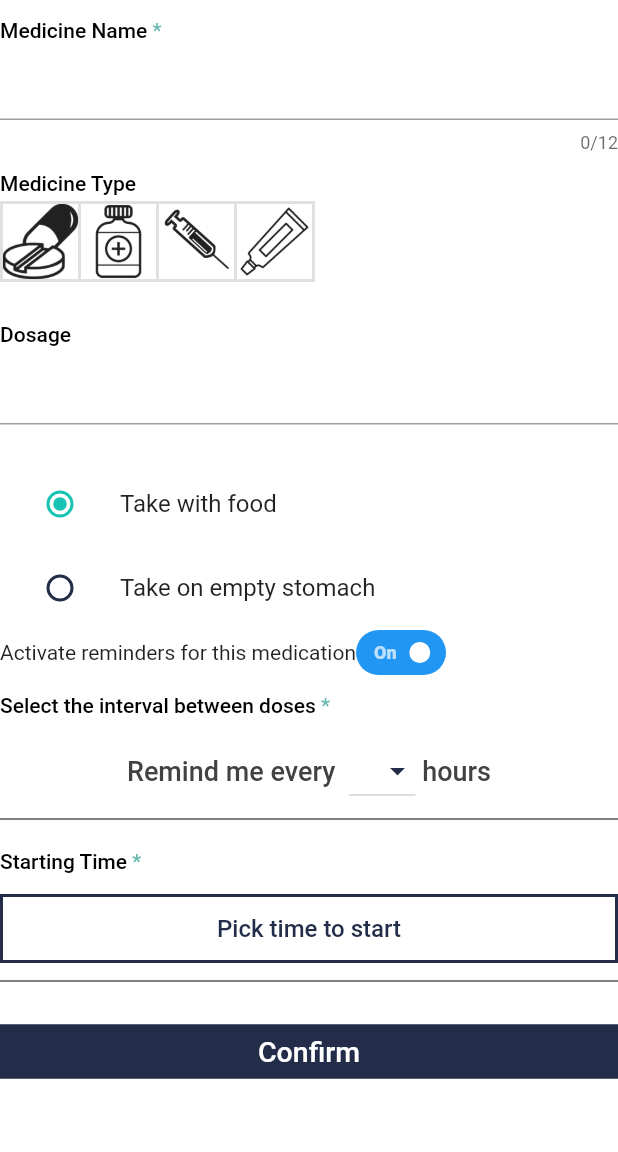
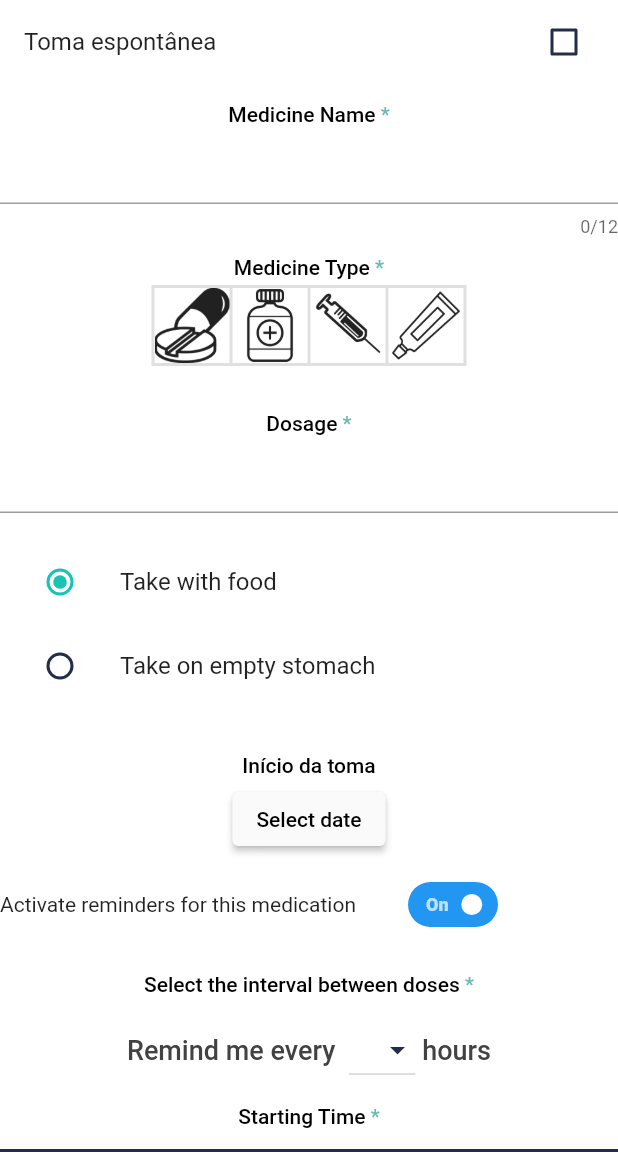
Before and after one commit to PIA-Group/Epilappsy, a Flutter app: the NewMedicationEntry screen opened directly, on a phone screen of 412 x 824 dp, the part 84-1236 px from its top. Run offline on Flutter 3.47's test engine with Material 2 defaults, Android fonts, the phone set to English and light mode, and no system bars; drawn by our look-alikes of flutter_switch; our stand-ins replace charts_flutter, chips_choice, cloud_firestore, firebase_auth, firebase_core, flutter_datetime_picker and 8 more; missing offline and left inert: autocomplete_textfield, dart:ffi, flutter_circular_slider, slide_countdown_clock, transformer_page_view; accounts and stored records are empty; Roboto replaces fonts that are missing (Gill).

Commit message:
added fields to NewMedicationEntry
toma espontânea, tomar em jejum ou não, selecionar a data de início da toma, guardar todas as horas do dia em que o utilizador terá de tomar a medicação

```diff
--- a/lib/Pages/Medication/NewMedicationEntry.dart
+++ b/lib/Pages/Medication/NewMedicationEntry.dart
@@ -1,21 +1,25 @@
+import 'package:epilappsy/Pages/Medication/medications.dart';
 import 'package:epilappsy/Pages/Medication/reminders.dart';
 import 'package:epilappsy/Pages/Medication/MedicationPage.dart';
 import 'package:epilappsy/Database/database.dart';
 import 'package:epilappsy/Widgets/appBar.dart';
 import 'package:epilappsy/design/colors.dart';
 import 'package:firebase_auth/firebase_auth.dart';
+import 'package:flutter/cupertino.dart';
 import 'package:flutter/material.dart';
 import 'package:epilappsy/Pages/Medication/LocalNotifications.dart';
 import 'package:autocomplete_textfield/autocomplete_textfield.dart';
 import 'package:cloud_firestore/cloud_firestore.dart';
 import 'package:persistent_bottom_nav_bar/persistent-tab-view.dart';
 import 'package:flutter_switch/flutter_switch.dart';
+import 'package:flutter_datetime_picker/flutter_datetime_picker.dart';
 
 
 class NewMedicationEntry extends StatefulWidget {
   final ReminderDetails answers;
+  final MedicationDetails med_details;
 
-  NewMedicationEntry({Key key, this.answers}) : super(key: key);
+  NewMedicationEntry({Key key, this.answers,this.med_details}) : super(key: key);
 
   @override
   _NewMedicationEntryState createState() => _NewMedicationEntryState();
@@ -25,11 +29,13 @@ class _NewMedicationEntryState extends State<NewMedicationEntry> {
   final _formKey = GlobalKey<FormState>();
   final name = TextEditingController();
   Map<String, dynamic> formData;
-  bool _status = true;
+  bool spontaneous = false;
+  bool _alarm = true;
   List<String> medication_names = [ /*LIST ALL MEDICATIONS ON FIRESTORE*/];
   final dosage = TextEditingController();
   String _mode = "Take with food";
   String dropdownValue = 'mg';
+  DateTime start_date = DateTime.now();
   int _interval = 0;
   TimeOfDay _time = TimeOfDay(hour: 0, minute: 00);
   List <TimeOfDay> alarm_times;
@@ -39,7 +45,7 @@ class _NewMedicationEntryState extends State<NewMedicationEntry> {
   String uid;
   DocumentSnapshot reminder;
   List<Map<String, String>> visibilityRules = [];
-  List details = new List(5);
+  List details = [];
 
   @override
   void initState() {
@@ -87,8 +93,24 @@ class _NewMedicationEntryState extends State<NewMedicationEntry> {
         backgroundColor: Theme.of(context).unselectedWidgetColor,
       ),
       body: Center(
-        child: ListView(
+        child: SingleChildScrollView(
+          child: Column(
           children: <Widget>[
+
+            // TOMA ESPONTÂNEA
+            CheckboxListTile(
+              title: Text('Toma espontânea'),
+              value: spontaneous,
+              onChanged: (bool newValue) {
+                setState(() {
+                  spontaneous = newValue;
+                });
+                if (spontaneous) {
+                  _alarm = false;
+                }
+              }
+              ),
+
 
             // MEDICINE NAME
             FieldTitle(
@@ -107,7 +129,7 @@ class _NewMedicationEntryState extends State<NewMedicationEntry> {
             // MEDICINE TYPE
             FieldTitle(
               title: "Medicine Type",
-              isRequired: false,
+              isRequired: true,
             ),
             ToggleButtons(
               selectedBorderColor: DefaultColors.accentColor,
@@ -135,14 +157,14 @@ class _NewMedicationEntryState extends State<NewMedicationEntry> {
               isSelected: isSelected,
             ),
             SizedBox(
-              height: 15,
+              height: 18,
             ),
 
 
             // DOSAGE
             FieldTitle(
               title: "Dosage",
-              isRequired: false,
+              isRequired: true,
             ),
             TextFormField(
               keyboardType: TextInputType.number,
@@ -154,11 +176,9 @@ class _NewMedicationEntryState extends State<NewMedicationEntry> {
             ),
 
             SizedBox(
-              height: 15,
+              height: 18,
             ),
-            Padding(
-              padding: EdgeInsets.only(top: 10.0),
-            ),
+
 
 
             // TAKE WITH OR WITHOUT FOOD
@@ -189,70 +209,113 @@ class _NewMedicationEntryState extends State<NewMedicationEntry> {
               ),
 
 
+            SizedBox(
+              height: 18,
+            ),
+
+            Column(
+              children: <Widget>[
+                if (!spontaneous)
+
+                Column(
+                  children: <Widget>[
+                    // DATA INÍCIO DA TOMA
+                    FieldTitle(
+                      title: "Início da toma",
+                      isRequired: false,
+                    ),
+
+                    ElevatedButton(
+                      onPressed: () => _selectDate(context),
+                      child: Text('Select date'),
+                    ),
+
+                    SizedBox(
+                      height: 18,
+                    ),])
+                  ]),
+
 
             // ACTIVATE/DEACTIVATE REMINDERS
-            Container(
-              child: Row(
+            Row(
               children: <Widget>[
-                  Text("Activate reminders for this medication"),
+                Text("Activate reminders for this medication          "),
                 FlutterSwitch(
                   width: 60.0,
                   height: 30.0,
                   valueFontSize: 12.0,
                   toggleSize: 19.0,
-                    value: _status,
+                  value: _alarm,
                   padding: 8.0,
                   showOnOff: true,
                   onToggle: (val) {
                     setState(() {
-                        _status = val;
+                     _alarm = val;
                     });
                   },
-                  ) ],
-            ),),
+                )],
+            ),
 
-            // INTERVAL
+
+            Column(
+              children: <Widget>[
+                if (_alarm)
+
+                  Column(
+                  children: <Widget>[
+
+                  SizedBox(
+                    height: 18,
+                  ),
+
+                  // PICK INTERVAL
                   FieldTitle(
                     title: "Select the interval between doses",
                     isRequired: true,
                   ),
                   IntervalSelection(onIntervalSelected: _updateInterval),
-            Divider(color: Colors.black),
 
 
-            // START TIME
+                  // PICK START TIME
                   FieldTitle(
                     title: "Starting Time",
                     isRequired: true,
                   ),
                   SelectTime(onTimeSelected: _updateTime),
-            Divider(color: Colors.black),
+
                   SizedBox(
-              height: 15,
+                    height: 18,
                   ),
+                ]),
+                ]),
+
+
             OutlinedButton(
+
                 style: OutlinedButton.styleFrom(
-                  shape: RoundedRectangleBorder(),
+                  shape: RoundedRectangleBorder(borderRadius: BorderRadius.circular(20)),
                   primary: DefaultColors.mainColor,
                   backgroundColor: DefaultColors.mainColor,
-                  side: BorderSide(width: 2, color: DefaultColors.mainColor),
+                  alignment: Alignment.bottomCenter,
                 ),
                 child: Text("Confirm",
                     style: TextStyle(
                         color: DefaultColors.textColorOnDark,
-                        fontSize: 19,
+                        fontSize: 18,
                         fontWeight: FontWeight.w500)),
                 onPressed: () {
                   details[0] = name.text;
                   details[1] = dosage.text;
                   details[3] = _interval.toString();
-                  details[4] = "${_time.hour.toString()}:${_time.minute.toString()}";
+
 
                   DateTime time =
                       DateTime(0, 0, 0, _time.hour, _time.minute, 0, 0, 0);
 
                   double maxRepeats = 24 / _interval;
                   for (int repeats = 0; repeats < maxRepeats; repeats++) {
+
+                    details[4] = [details[4],time];
                     LocalNotifications().addReminder(time);
                     print(
                         "${time.hour.toString()}:${time.minute.toString()}:${time.second.toString()}");
@@ -264,6 +327,10 @@ class _NewMedicationEntryState extends State<NewMedicationEntry> {
                           FirebaseAuth.instance.currentUser.uid,
                           details,
                           widget.answers));
+                      saveMedication(Medication(
+                        FirebaseAuth.instance.currentUser.uid,
+                         details,
+                         widget.med_details));
                       pushNewScreen(context, screen: MedicationPage());
                     }
                   }
@@ -272,7 +339,23 @@ class _NewMedicationEntryState extends State<NewMedicationEntry> {
           ],
         ),
       ),
-    );
+    ));
+  }
+
+  Future<void> _selectDate(BuildContext context) async {
+    final DateTime picked = await showDatePicker(
+        context: context,
+        initialDate: start_date,
+        firstDate: DateTime(start_date.year-100),
+        lastDate: DateTime.now(),
+        initialEntryMode: DatePickerEntryMode.calendar,
+        locale: Locale('pt','PT'));
+
+    if (picked != null && picked != start_date)
+      setState(() {
+        start_date = picked;
+        details[5] = start_date;
+      });
   }
 }
 
@@ -322,6 +405,7 @@ class _SelectTimeState extends State<SelectTime> {
     final TimeOfDay picked = await showTimePicker(
         context: context,
         initialTime: _time ?? TimeOfDay.now(),
+        initialEntryMode: TimePickerEntryMode.input,
         builder: (BuildContext context, Widget child) {
           return MediaQuery(
             data: MediaQuery.of(context).copyWith(alwaysUse24HourFormat: true),
--- a/pubspec.yaml
+++ b/pubspec.yaml
@@ -51,12 +51,13 @@ dependencies:
   chips_choice: ^2.0.1
   flutter_local_notifications: ^5.0.0+1
 
-
   # The following adds the Cupertino Icons font to your application.
   # Use with the CupertinoIcons class for iOS style icons.
   cupertino_icons: ^1.0.0
   flutter_switch: ^0.3.1
   autocomplete_textfield: ^1.7.3
+  flutter_datetime_picker: ^1.5.1
+
 
 dev_dependencies:
   flutter_test:
```
Also changed, not shown: pubspec.lock. Lines whose indentation alone changed are shown as unchanged.
